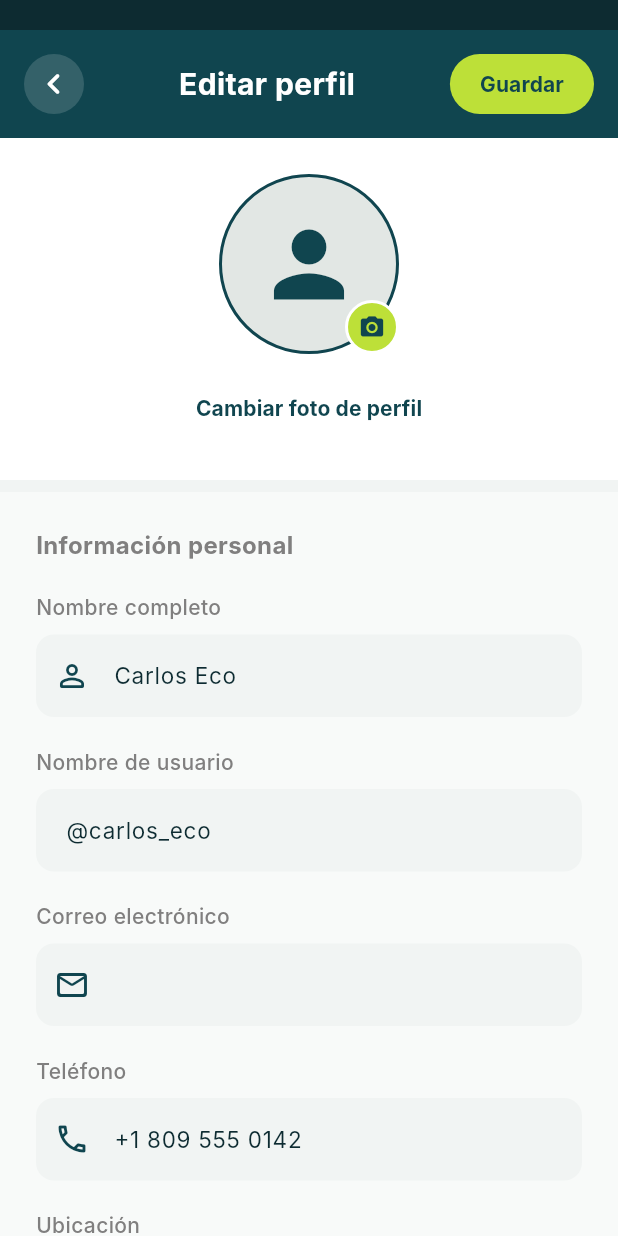
After one commit to ECO-2/FRONTEND-ECO-2, a Flutter app: the EditProfileScreen screen opened by its route, on a phone screen of 412 x 824 dp. The commit adds this screen. Run offline on Flutter 3.47's test engine with Material 3 defaults, Android fonts, the phone set to English and light mode, and no system bars; accounts and stored records are empty; Roboto replaces fonts that are missing (Inter).

Commit message:
feat: implement edit profile screen with routing configuration

```diff
--- a/lib/routing/app_routes.dart
+++ b/lib/routing/app_routes.dart
@@ -4,6 +4,7 @@ import 'package:frontend_eco_2/screens/auth/login_screen.dart';
 import 'package:frontend_eco_2/screens/auth/register_screen.dart';
 import 'package:frontend_eco_2/screens/dashboard/dashboard_screen.dart';
 import 'package:frontend_eco_2/screens/notifications/notifications_screen.dart';
+import 'package:frontend_eco_2/screens/profile/edit_profile_screen.dart';
 
 class AppRoutes {
   static const String welcome = '/';
@@ -56,7 +57,7 @@ class AppRoutes {
       case profile:
         return MaterialPageRoute(builder: (_) => _placeholderScreen('Perfil'));
       case editProfile:
-        return MaterialPageRoute(builder: (_) => _placeholderScreen('Editar Perfil'));
+        return MaterialPageRoute(builder: (_) => const EditProfileScreen());
       case settings:
         return MaterialPageRoute(builder: (_) => _placeholderScreen('Ajustes'));
       case greenFootprint:
--- /dev/null
+++ b/lib/screens/profile/edit_profile_screen.dart
@@ -0,0 +1,346 @@
+import 'package:flutter/material.dart';
+import 'package:provider/provider.dart';
+import 'package:frontend_eco_2/providers/providers.dart';
+import 'package:frontend_eco_2/theme/app_colors.dart';
+import 'package:frontend_eco_2/widgets/common/custom_text_field.dart';
+import 'package:frontend_eco_2/widgets/common/custom_status_bar.dart';
+
+class EditProfileScreen extends StatefulWidget {
+  const EditProfileScreen({super.key});
+
+  @override
+  State<EditProfileScreen> createState() => _EditProfileScreenState();
+}
+
+class _EditProfileScreenState extends State<EditProfileScreen> {
+  final _formKey = GlobalKey<FormState>();
+
+  late TextEditingController _fullNameController;
+  late TextEditingController _usernameController;
+  late TextEditingController _emailController;
+  late TextEditingController _phoneController;
+  late TextEditingController _locationController;
+  late TextEditingController _birthDateController;
+
+  @override
+  void initState() {
+    super.initState();
+    final userProvider = Provider.of<UserProvider>(context, listen: false);
+    final user = userProvider.currentUser;
+
+    // Pre-populate with user data or default mockup values from Figma
+    _fullNameController = TextEditingController(
+      text: user != null && user.username.isNotEmpty && user.username != 'usuario'
+          ? user.username
+          : 'Carlos Eco',
+    );
+    _usernameController = TextEditingController(
+      text: user != null && user.username.isNotEmpty && user.username != 'usuario'
+          ? '@${user.username}'
+          : '@carlos_eco',
+    );
+    _emailController = TextEditingController(
+      text: user?.email ?? 'carlos@eco2.app',
+    );
+    _phoneController = TextEditingController(text: '+1 809 555 0142');
+    _locationController = TextEditingController(text: 'Santo Domingo, DO');
+    _birthDateController = TextEditingController(text: '12 / 08 / 1995');
+  }
+
+  @override
+  void dispose() {
+    _fullNameController.dispose();
+    _usernameController.dispose();
+    _emailController.dispose();
+    _phoneController.dispose();
+    _locationController.dispose();
+    _birthDateController.dispose();
+    super.dispose();
+  }
+
+  @override
+  Widget build(BuildContext context) {
+    return Scaffold(
+      backgroundColor: AppColors.background,
+      body: Column(
+        children: [
+          const CustomStatusBar(),
+          _buildAppBar(context),
+          Expanded(
+            child: SingleChildScrollView(
+              child: Column(
+                crossAxisAlignment: CrossAxisAlignment.start,
+                children: [
+                  // White Avatar Container
+                  Container(
+                    width: double.infinity,
+                    color: Colors.white,
+                    padding: const EdgeInsets.symmetric(vertical: 24.0),
+                    child: Column(
+                      children: [
+                        Stack(
+                          children: [
+                            Container(
+                              width: 120,
+                              height: 120,
+                              decoration: BoxDecoration(
+                                shape: BoxShape.circle,
+                                color: const Color(0xFFE2E7E4), // Light greyish green avatar background
+                                border: Border.all(color: AppColors.primary, width: 2),
+                              ),
+                              child: const Icon(
+                                Icons.person,
+                                size: 70,
+                                color: AppColors.primary,
+                              ),
+                            ),
+                            Positioned(
+                              bottom: 0,
+                              right: 0,
+                              child: InkWell(
+                                onTap: () {
+                                  ScaffoldMessenger.of(context).showSnackBar(
+                                    const SnackBar(
+                                      content: Text('Función para cambiar foto próximamente 📸'),
+                                    ),
+                                  );
+                                },
+                                child: Container(
+                                  width: 36,
+                                  height: 36,
+                                  decoration: BoxDecoration(
+                                    shape: BoxShape.circle,
+                                    color: AppColors.accent, // Lime green
+                                    border: Border.all(color: Colors.white, width: 2),
+                                  ),
+                                  child: const Icon(
+                                    Icons.camera_alt,
+                                    size: 18,
+                                    color: AppColors.primary,
+                                  ),
+                                ),
+                              ),
+                            ),
+                          ],
+                        ),
+                        const SizedBox(height: 12),
+                        TextButton(
+                          onPressed: () {
+                            ScaffoldMessenger.of(context).showSnackBar(
+                              const SnackBar(
+                                content: Text('Función para cambiar foto próximamente 📸'),
+                              ),
+                            );
+                          },
+                          child: const Text(
+                            'Cambiar foto de perfil',
+                            style: TextStyle(
+                              color: AppColors.primary,
+                              fontSize: 14,
+                              fontWeight: FontWeight.bold,
+                              fontFamily: 'Inter',
+                            ),
+                          ),
+                        ),
+                      ],
+                    ),
+                  ),
+
+                  // Horizontal spacer/divider strip
+                  Container(
+                    height: 8,
+                    width: double.infinity,
+                    color: const Color(0xFFF1F4F3),
+                  ),
+
+                  // Form Section
+                  Padding(
+                    padding: const EdgeInsets.symmetric(horizontal: 24.0, vertical: 24.0),
+                    child: Form(
+                      key: _formKey,
+                      child: Column(
+                        crossAxisAlignment: CrossAxisAlignment.start,
+                        children: [
+                          const Text(
+                            'Información personal',
+                            style: TextStyle(
+                              fontSize: 16,
+                              fontWeight: FontWeight.bold,
+                              color: AppColors.textSecondary,
+                              fontFamily: 'Inter',
+                            ),
+                          ),
+                          const SizedBox(height: 20),
+
+                          // Full name
+                          CustomTextField(
+                            controller: _fullNameController,
+                            labelText: 'Nombre completo',
+                            customLabel: _buildCustomLabel('Nombre completo'),
+                            prefixIcon: Icons.person_outline_rounded,
+                          ),
+                          const SizedBox(height: 20),
+
+                          // Username
+                          CustomTextField(
+                            controller: _usernameController,
+                            labelText: 'Nombre de usuario',
+                            customLabel: _buildCustomLabel('Nombre de usuario'),
+                            // No prefix icon as in Figma mockup!
+                          ),
+                          const SizedBox(height: 20),
+
+                          // Email
+                          CustomTextField(
+                            controller: _emailController,
+                            labelText: 'Correo electrónico',
+                            customLabel: _buildCustomLabel('Correo electrónico'),
+                            prefixIcon: Icons.mail_outline_rounded,
+                            keyboardType: TextInputType.emailAddress,
+                          ),
+                          const SizedBox(height: 20),
+
+                          // Phone
+                          CustomTextField(
+                            controller: _phoneController,
+                            labelText: 'Teléfono',
+                            customLabel: _buildCustomLabel('Teléfono'),
+                            prefixIcon: Icons.phone_outlined,
+                            keyboardType: TextInputType.phone,
+                          ),
+                          const SizedBox(height: 20),
+
+                          // Location
+                          CustomTextField(
+                            controller: _locationController,
+                            labelText: 'Ubicación',
+                            customLabel: _buildCustomLabel('Ubicación'),
+                            prefixIcon: Icons.location_on_outlined,
+                          ),
+                          const SizedBox(height: 20),
+
+                          // Birth Date
+                          CustomTextField(
+                            controller: _birthDateController,
+                            labelText: 'Fecha de nacimiento',
+                            customLabel: _buildCustomLabel('Fecha de nacimiento'),
+                            prefixIcon: Icons.calendar_today_outlined,
+                          ),
+                          const SizedBox(height: 40),
+                        ],
+                      ),
+                    ),
+                  ),
+                ],
+              ),
+            ),
+          ),
+        ],
+      ),
+    );
+  }
+
+  Widget _buildCustomLabel(String text) {
+    return Text(
+      text,
+      style: const TextStyle(
+        fontSize: 14,
+        fontWeight: FontWeight.w500,
+        color: AppColors.textSecondary,
+        fontFamily: 'Inter',
+      ),
+    );
+  }
+
+  Widget _buildAppBar(BuildContext context) {
+    return Container(
+      height: 72,
+      color: AppColors.primary,
+      padding: const EdgeInsets.symmetric(horizontal: 16.0),
+      child: Row(
+        mainAxisAlignment: MainAxisAlignment.spaceBetween,
+        children: [
+          // Back button
+          Material(
+            color: Colors.transparent,
+            child: InkWell(
+              onTap: () => Navigator.of(context).pop(),
+              customBorder: const CircleBorder(),
+              child: Container(
+                width: 40,
+                height: 40,
+                decoration: BoxDecoration(
+                  shape: BoxShape.circle,
+                  color: Colors.white.withValues(alpha: 0.15),
+                ),
+                alignment: Alignment.center,
+                child: const Icon(
+                  Icons.chevron_left_rounded,
+                  color: Colors.white,
+                  size: 28,
+                ),
+              ),
+            ),
+          ),
+
+          // Title
+          const Text(
+            'Editar perfil',
+            style: TextStyle(
+              color: Colors.white,
+              fontWeight: FontWeight.bold,
+              fontSize: 20,
+              fontFamily: 'Inter',
+            ),
+          ),
+
+          // Guardar Button
+          ElevatedButton(
+            style: ElevatedButton.styleFrom(
+              backgroundColor: AppColors.accent, // Lime green
+              foregroundColor: AppColors.primary, // Dark green text
+              elevation: 0,
+              shape: RoundedRectangleBorder(
+                borderRadius: BorderRadius.circular(20),
+              ),
+              padding: const EdgeInsets.symmetric(horizontal: 20, vertical: 8),
+            ),
+            onPressed: () {
+              // Simulate saving changes
+              final userProvider = Provider.of<UserProvider>(context, listen: false);
+              final currentUser = userProvider.currentUser;
+              if (currentUser != null) {
+                // Update username and email in state
+                String newUsername = _usernameController.text;
+                if (newUsername.startsWith('@')) {
+                  newUsername = newUsername.substring(1);
+                }
+                final updatedUser = currentUser.copyWith(
+                  username: newUsername,
+                  email: _emailController.text,
+                );
+                userProvider.setUser(updatedUser);
+              }
+
+              ScaffoldMessenger.of(context).showSnackBar(
+                const SnackBar(
+                  content: Text('¡Perfil guardado con éxito! 💾'),
+                  backgroundColor: AppColors.primary,
+                ),
+              );
+              Navigator.of(context).pop();
+            },
+            child: const Text(
+              'Guardar',
+              style: TextStyle(
+                fontWeight: FontWeight.bold,
+                fontSize: 14,
+                fontFamily: 'Inter',
+              ),
+            ),
+          ),
+        ],
+      ),
+    );
+  }
+}
--- a/lib/widgets/common/custom_bottom_nav_bar.dart
+++ b/lib/widgets/common/custom_bottom_nav_bar.dart
@@ -22,7 +22,7 @@ class CustomBottomNavBar extends StatelessWidget {
         borderRadius: BorderRadius.circular(40),
         boxShadow: [
           BoxShadow(
-            color: Colors.black.withOpacity(0.25),
+            color: Colors.black.withValues(alpha: 0.25),
             blurRadius: 15,
             spreadRadius: 1,
             offset: const Offset(0, 6),
```
